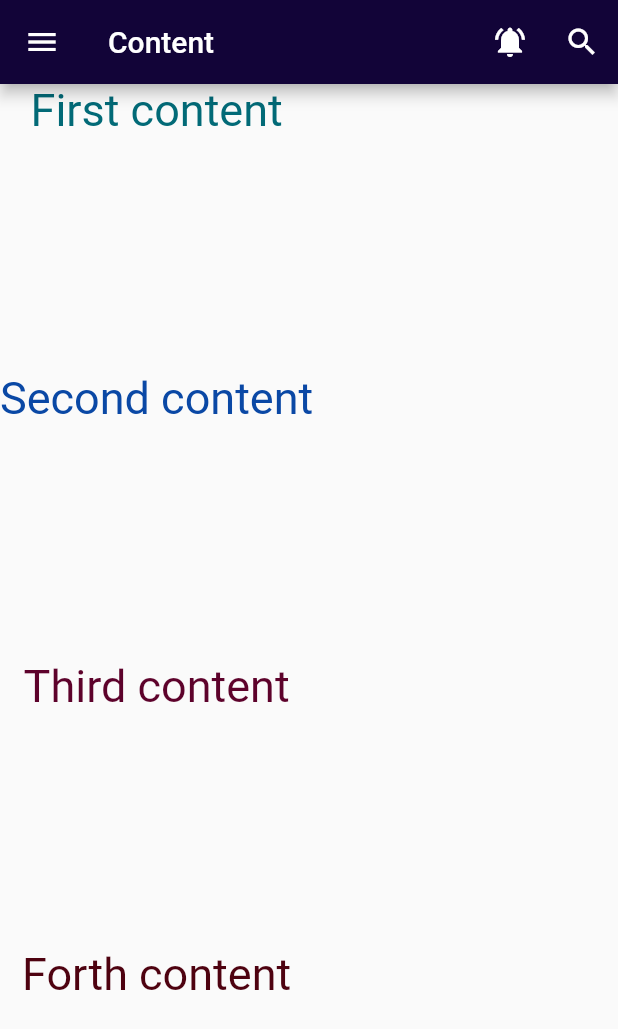
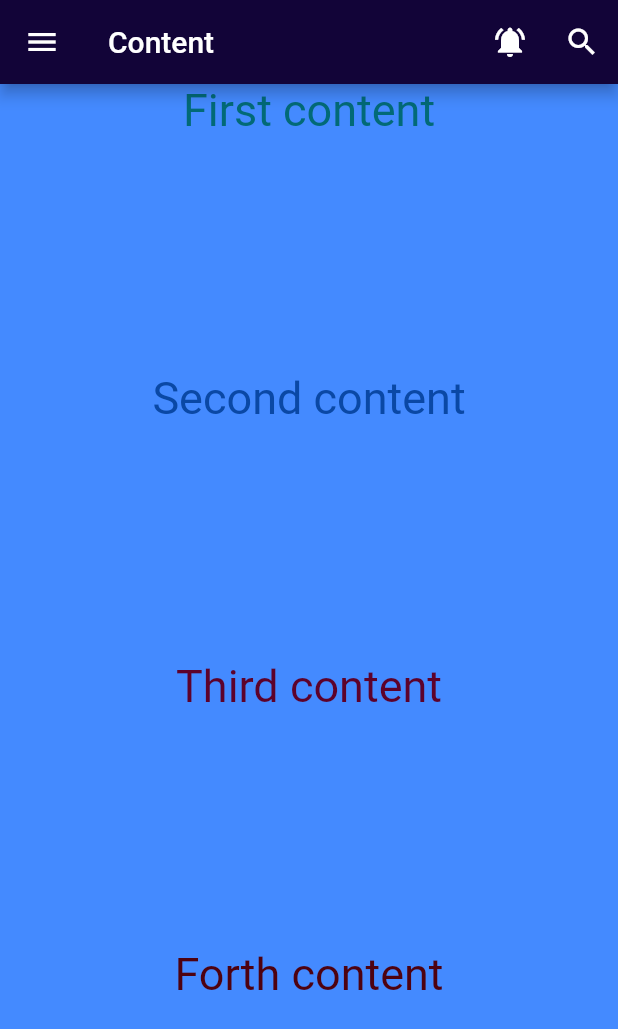
Before and after one commit to mai-alaa/App_Body_Flutter, a Flutter app: the screen it shows after launch, on a phone screen of 412 x 824 dp. Shown: the top 1029 px of the screen. Run offline on Flutter 3.47's test engine with Material 2 defaults, Android fonts, the light colour scheme and no system bars.

Commit message:
column attributes

```diff
--- a/lib/main.dart
+++ b/lib/main.dart
@@ -4,6 +4,8 @@
   runApp(MyApp());
 }
 
+//SingleChildScrollView------>column &row
+//scrollDirection: Axis.horizontal---->row
 class MyApp extends StatelessWidget {
   @override
   Widget build(BuildContext context) {
@@ -33,13 +35,20 @@
             ),
           ],
         ),
-        body: Column(children: [
+        body: Container(
+          color: Colors.blueAccent,
+          width: double.infinity,
+          child: Column(
+              mainAxisAlignment: MainAxisAlignment.start,
+              crossAxisAlignment: CrossAxisAlignment.center,
+              children: [
                 Expanded(
                   child: Container(
                     child: Text(
                       'First content',
                       style: TextStyle(
-                    fontSize: 30.0, color: Color.fromARGB(255, 2, 106, 119)),
+                          fontSize: 30.0,
+                          color: Color.fromARGB(255, 2, 106, 119)),
                     ),
                   ),
                 ),
@@ -48,7 +57,8 @@
                     child: Text(
                       'Second content',
                       style: TextStyle(
-                    fontSize: 30.0, color: Color.fromARGB(255, 10, 72, 165)),
+                          fontSize: 30.0,
+                          color: Color.fromARGB(255, 10, 72, 165)),
                     ),
                   ),
                 ),
@@ -57,7 +67,8 @@
                     child: Text(
                       'Third content',
                       style: TextStyle(
-                    fontSize: 30.0, color: Color.fromARGB(255, 93, 2, 43)),
+                          fontSize: 30.0,
+                          color: Color.fromARGB(255, 93, 2, 43)),
                     ),
                   ),
                 ),
@@ -66,12 +77,14 @@
                     child: Text(
                       'Forth content',
                       style: TextStyle(
-                    fontSize: 30.0, color: Color.fromARGB(255, 78, 2, 16)),
+                          fontSize: 30.0,
+                          color: Color.fromARGB(255, 78, 2, 16)),
                     ),
                   ),
                 ),
               ]),
         ),
+      ),
     );
   }
 }
```
Lines whose indentation alone changed are shown as unchanged.
